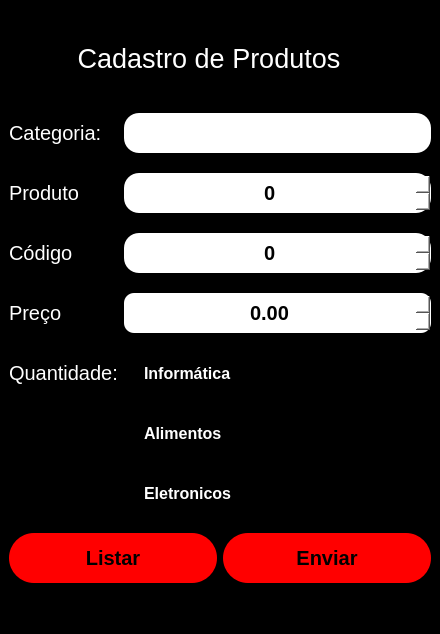
Old version of the form modulos/telas/formulario.ui in the repository AsafViana/Registrador-de-estoque.
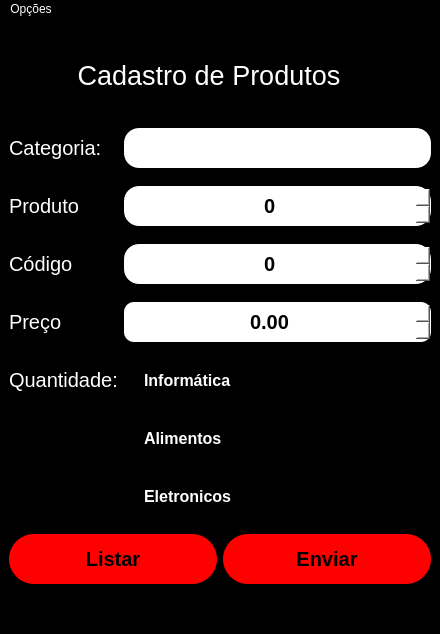
New version of the form.

```diff
--- a/modulos/telas/formulario.ui
+++ b/modulos/telas/formulario.ui
@@ -14,7 +14,8 @@
    <string>Formulário</string>
   </property>
   <property name="styleSheet">
-   <string notr="true">background-color: rgb(0, 0, 0);</string>
+   <string notr="true">background-color: rgb(0, 0, 0);
+color: rgb(255, 255, 255);</string>
   </property>
   <widget class="QWidget" name="centralwidget">
    <layout class="QGridLayout" name="gridLayout">
@@ -41,7 +42,8 @@
       </property>
       <property name="styleSheet">
        <string notr="true">background-color: rgb(255, 255, 255);
-border-radius: 15px</string>
+border-radius: 15px;
+color: rgb(0, 0, 0);</string>
       </property>
       <property name="alignment">
        <set>Qt::AlignCenter</set>
@@ -184,7 +186,8 @@
       </property>
       <property name="styleSheet">
        <string notr="true">background-color: rgb(255, 255, 255);
-border-radius: 15px;</string>
+border-radius: 15px;
+color: rgb(0, 0, 0);</string>
       </property>
       <property name="text">
        <string/>
@@ -261,7 +264,8 @@
       </property>
       <property name="styleSheet">
        <string notr="true">background-color: rgb(255, 255, 255);
-border-radius: 15px</string>
+border-radius: 15px;
+color: rgb(0, 0, 0);</string>
       </property>
       <property name="alignment">
        <set>Qt::AlignCenter</set>
@@ -293,7 +297,8 @@
         </property>
         <property name="styleSheet">
          <string notr="true">background-color: rgb(255, 0, 0);
-border-radius: 25px</string>
+border-radius: 25px;
+color: rgb(0, 0, 0);</string>
         </property>
         <property name="text">
          <string>Enviar</string>
@@ -324,6 +329,7 @@
         </property>
         <property name="styleSheet">
          <string notr="true">background-color: rgb(255, 0, 0);
+color: rgb(0, 0, 0);
 border-radius: 25px</string>
         </property>
         <property name="text">
@@ -356,7 +362,8 @@
       </property>
       <property name="styleSheet">
        <string notr="true">background-color: rgb(255, 255, 255);
-border-radius: 10px</string>
+border-radius: 10px;
+color: rgb(0, 0, 0);</string>
       </property>
       <property name="alignment">
        <set>Qt::AlignCenter</set>
@@ -374,6 +381,13 @@
      <height>26</height>
     </rect>
    </property>
+   <widget class="QMenu" name="menuOp_es">
+    <property name="title">
+     <string>Opções</string>
+    </property>
+    <addaction name="actionFeedback"/>
+   </widget>
+   <addaction name="menuOp_es"/>
   </widget>
   <widget class="QStatusBar" name="statusbar"/>
  </widget>
```
Left out of the diff: 5 changed lines with no effect on the pictures.
